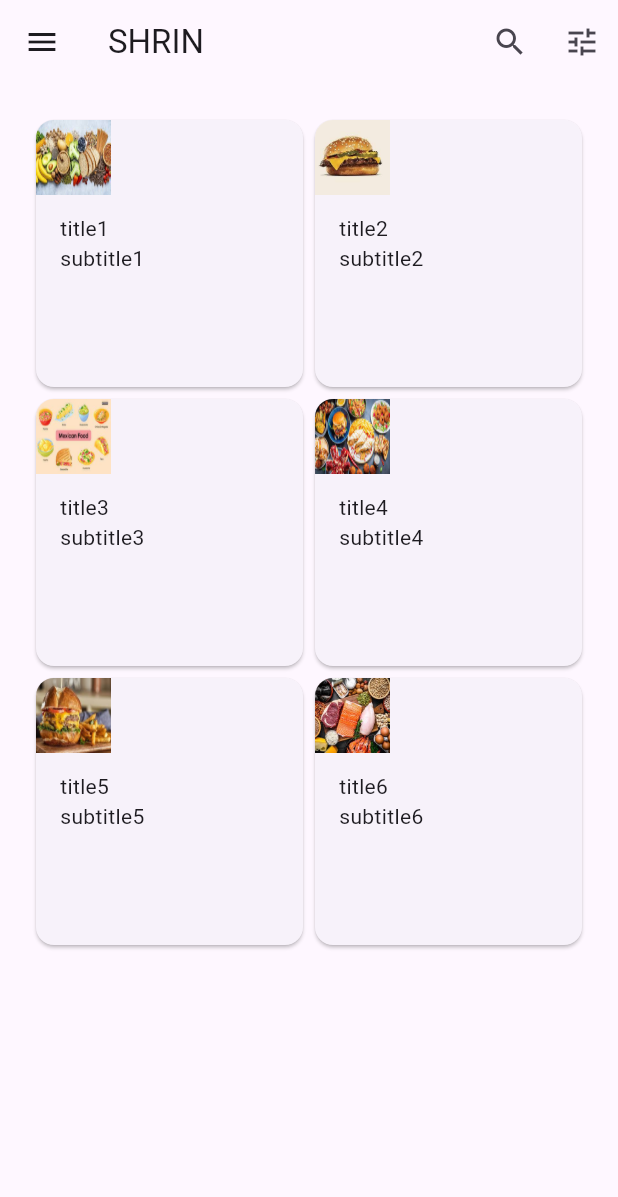
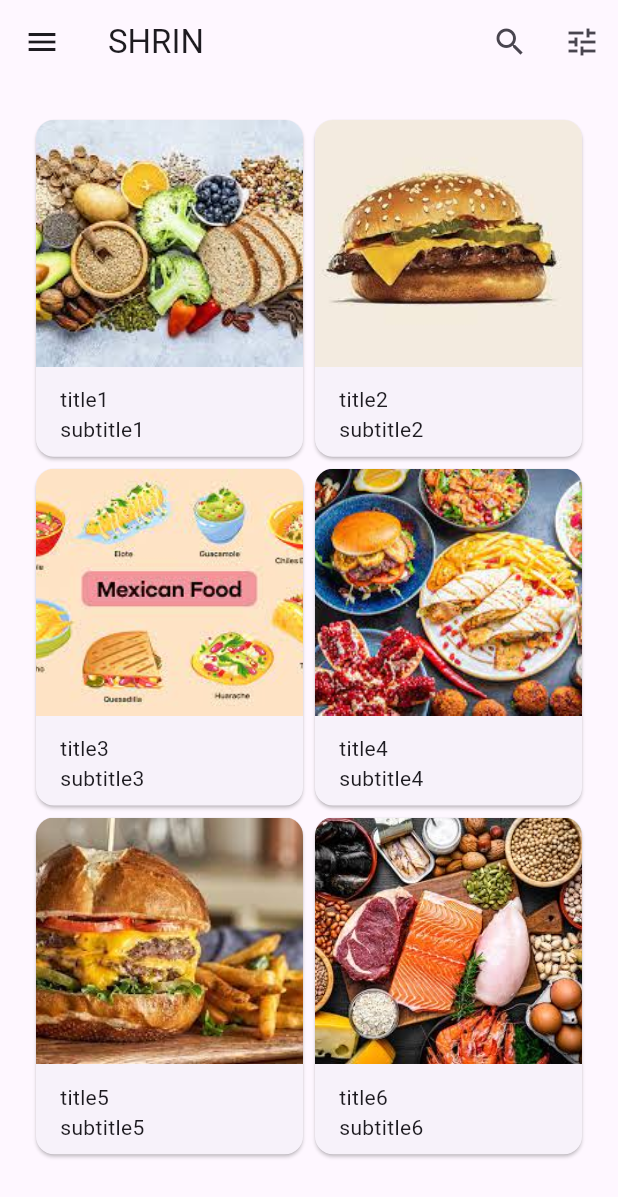
Before and after one commit to AliGIran/codeLab, a Flutter app: the screen it shows after launch, on a phone screen of 412 x 824 dp. Shown: the top 1197 px of the screen. Run offline on Flutter 3.47's test engine with Material 3 defaults, Android fonts, the phone set to English and light mode, and no system bars; our stand-ins replace gap.

Commit message:
problem fixed. completely arranged cards are now operable

```diff
--- a/lib/marketPage.dart
+++ b/lib/marketPage.dart
@@ -30,14 +30,10 @@ class _homeMarketPageState extends State<homeMarketPage> {
             ///this line reads file from list and help generating cards faster
             // Image.asset(_list[index][0]),
 
-            SizedBox(
-              height: 50,
-              width: 50,
+            Expanded(
               child: Image.asset(
                 _list[index][0],
-                fit: BoxFit.fill,
-                width: MediaQuery.of(context).size.width,
-                height: MediaQuery.of(context).size.height,
+                fit: BoxFit.cover,
               ),
             ),
 
@@ -55,7 +51,7 @@ class _homeMarketPageState extends State<homeMarketPage> {
             // ),
 
             Padding(
-              padding: EdgeInsets.fromLTRB(16.0, 12.0, 16.0, 8.0),
+              padding: const EdgeInsets.fromLTRB(16.0, 12.0, 16.0, 8.0),
               child: Column(
                 crossAxisAlignment: CrossAxisAlignment.start,
                 children: [Text(_list[index][1]), Text(_list[index][2])],
@@ -99,7 +95,7 @@ class _homeMarketPageState extends State<homeMarketPage> {
       body: GridView.count(
         crossAxisCount: 2,
         padding: const EdgeInsets.all(20),
-        childAspectRatio: 8 / 8,
+        childAspectRatio: 8 / 10,
         children: _listGridCard(6),
       ),
     );
```
